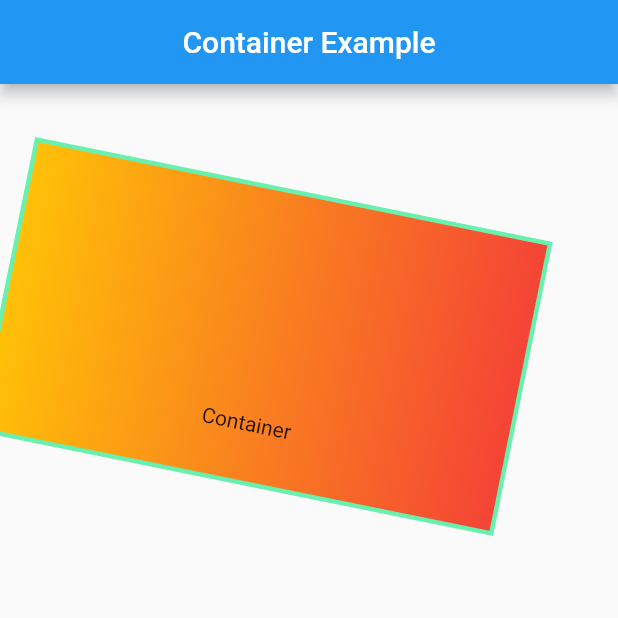
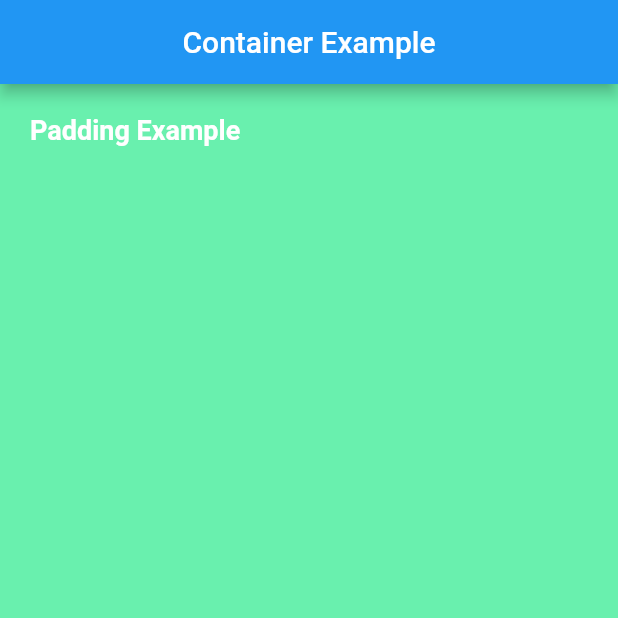
Before and after one commit to NilamPathak578/flutterHopeProjects, a Flutter app: the screen it shows after launch, on a phone screen of 412 x 824 dp, the top half of it. Run offline on Flutter 3.47's test engine with Material 2 defaults, Android fonts, the phone set to English and light mode, and no system bars.

Commit message:
Margin Example

```diff
--- a/lib/Views/home_page.dart
+++ b/lib/Views/home_page.dart
@@ -20,11 +20,14 @@ class _HomepageState extends State<Homepage> {
         title: const Text("Container Example"),
         centerTitle: true,
       ),
-      body: Column(
-        children: [
-          //TextFormFieldWidget(),
-          containerWidget(context),
-        ],
+      body: SafeArea(
+        child: Column(
+          children: [
+            //TextFormFieldWidget(),
+            //containerWidget(context),
+            Flexible(child: container(context)),
+          ],
+        ),
       ),
     );
   }
--- a/lib/Widgets/containerwidget.dart
+++ b/lib/Widgets/containerwidget.dart
@@ -21,3 +21,32 @@ Widget containerWidget(BuildContext context) {
     transform: Matrix4.rotationZ(0.2),
   );
 }
+
+Widget container(BuildContext context) {
+  return Container(
+    //equal margin in all
+    //margin: const EdgeInsets.all(10),
+
+    //symmetric margin
+    //margin: const EdgeInsets.symmetric(horizontal: 10, vertical: 20),
+
+    //margin on only one side
+    //  margin: const EdgeInsets.only(top: 20),
+
+    //different margin from all side
+    //margin: const EdgeInsets.fromLTRB(10, 30, 10, 20),
+
+    height: MediaQuery.of(context).size.height,
+
+    width: double.infinity,
+    decoration: const BoxDecoration(color: Colors.greenAccent),
+    child: const Padding(
+      padding: EdgeInsets.all(20.0),
+      child: Text(
+        "Padding Example",
+        style: TextStyle(
+            color: Colors.white, fontSize: 18.0, fontWeight: FontWeight.w700),
+      ),
+    ),
+  );
+}
```
